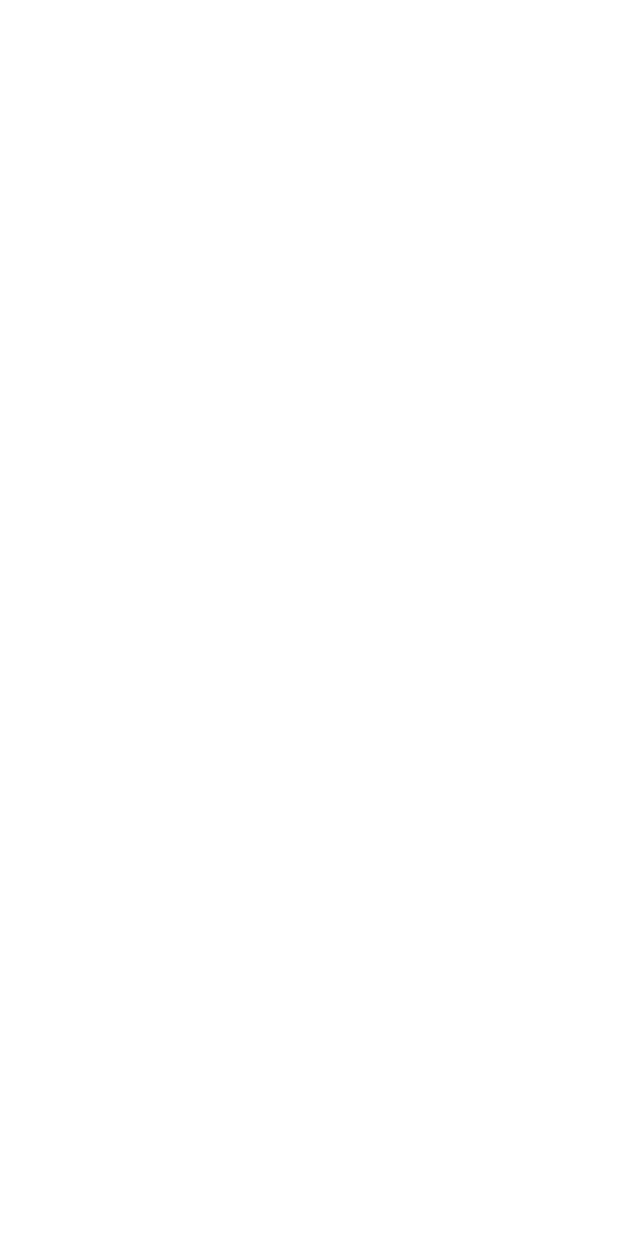
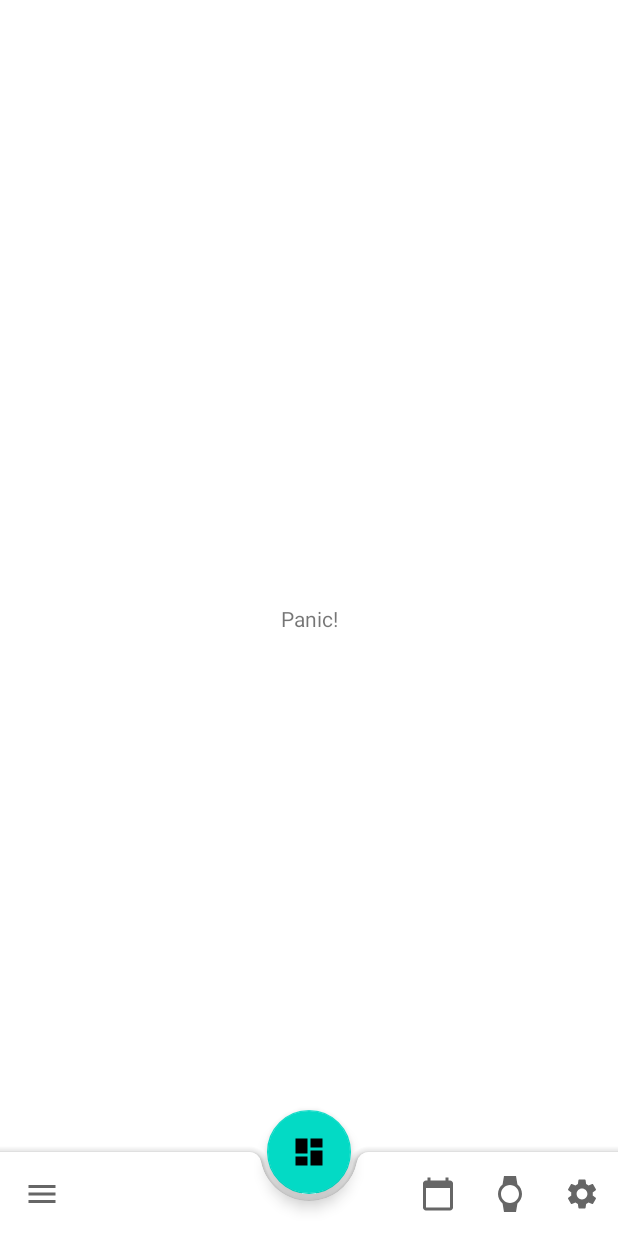
Before and after one commit to SunnyDong-xyd/Coriander, an Android app: the PanicActivity screen opened directly, with no data from a screen before it, on a phone screen of 412 x 824 dp. Before the commit the screen is empty. Run offline under Robolectric (Android 15) with nearby library versions, the phone set to English and light mode, and no system bars.

Commit message:
Added layout and toolbar functionality to PanicActivity.

```diff
--- a/app/src/main/java/com/example/coriander/PanicActivity.java
+++ b/app/src/main/java/com/example/coriander/PanicActivity.java
@@ -4,11 +4,12 @@
 
 import android.os.Bundle;
 
-public class PanicActivity extends AppCompatActivity {
+public class PanicActivity extends BaseActivity {
 
     @Override
     protected void onCreate(Bundle savedInstanceState) {
         super.onCreate(savedInstanceState);
         setContentView(R.layout.activity_panic);
+        super.loadBaseElements();
     }
 }
--- a/app/src/main/res/layout/activity_panic.xml
+++ b/app/src/main/res/layout/activity_panic.xml
@@ -6,4 +6,15 @@
     android:layout_height="match_parent"
     tools:context=".PanicActivity">
 
+    <include layout="@layout/activity_base"/>
+
+    <TextView
+        android:layout_width="wrap_content"
+        android:layout_height="wrap_content"
+        android:text="Panic!"
+        app:layout_constraintBottom_toBottomOf="parent"
+        app:layout_constraintLeft_toLeftOf="parent"
+        app:layout_constraintRight_toRightOf="parent"
+        app:layout_constraintTop_toTopOf="parent" />
+
 </androidx.constraintlayout.widget.ConstraintLayout>
```
